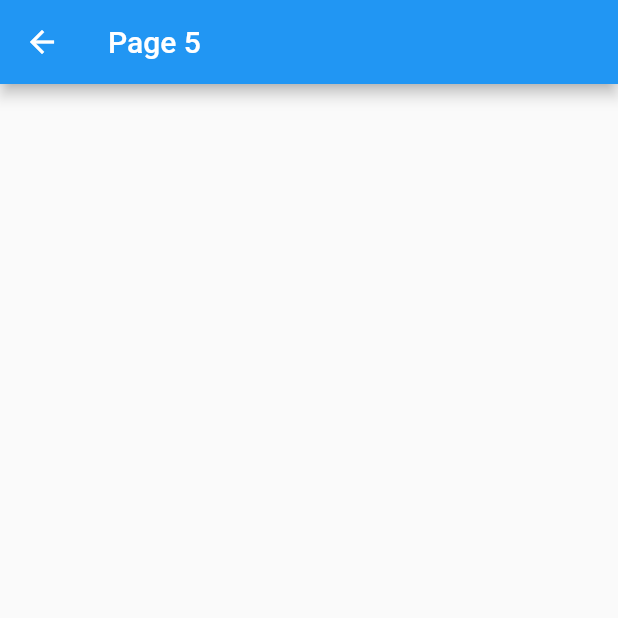
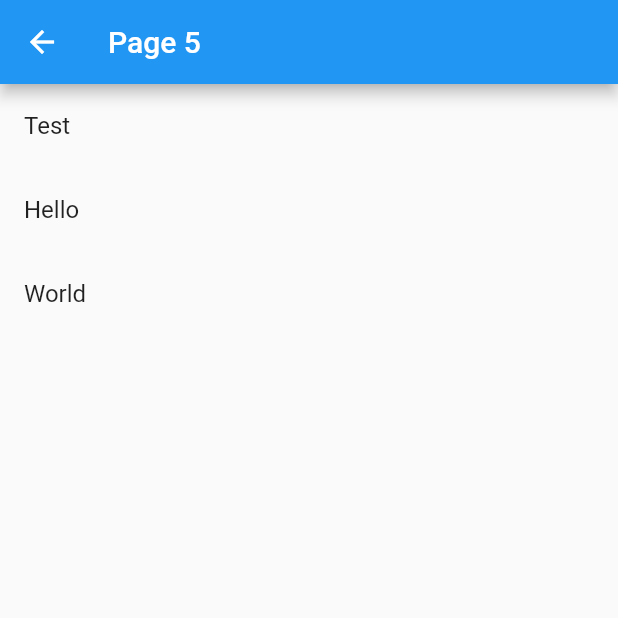
Before and after one commit to rodydavis/plugins, a Flutter app: the Page5 screen opened directly, on a phone screen of 412 x 824 dp, the top half of it. Run offline on Flutter 3.47's test engine with Material 2 defaults, Android fonts, the phone set to English and light mode, and no system bars; drawn by our look-alikes of flutter_platform_widgets; our stand-ins replace flutter_slidable, flutter_sticky_header, font_awesome_flutter, package_info, shared_preferences; missing offline and left inert: tonic; accounts and stored records are empty.

Commit message:
Master Detail Starter

```diff
--- a/packages/native_widgets/example/lib/screens/page_5.dart
+++ b/packages/native_widgets/example/lib/screens/page_5.dart
@@ -2,10 +2,19 @@ import 'package:native_widgets/native_widgets.dart';
 import 'package:flutter/material.dart';
 import 'details/details_1.dart';
 
-class Page5 extends StatelessWidget {
+class Page5 extends StatefulWidget {
+  @override
+  Page5State createState() {
+    return new Page5State();
+  }
+}
+
+class Page5State extends State<Page5> {
+  List<String> _items = ["Test", "Hello", "World"];
+  String _selectedItem = "";
   @override
   Widget build(BuildContext context) {
-    return Scaffold(
+    return NativeMasterDetailScaffold(
       appBar: NativeAppBar(
         title: Text("Page 5"),
         ios: CupertinoNavigationBarData(
@@ -13,6 +22,41 @@ class Page5 extends StatelessWidget {
           transitionBetweenRoutes: false,
         ),
       ),
+      detailBuilder: (context, item, tablet) {
+        if (item == null) {
+          return Center(
+            child: Text("No Item Selected"),
+          );
+        }
+        final String _item = item;
+        return Scaffold(
+          appBar: tablet
+              ? null
+              : NativeAppBar(
+                  title: Text("Details"),
+                  ios: CupertinoNavigationBarData(
+                    heroTag: "Details",
+                    transitionBetweenRoutes: false,
+                  ),
+                ),
+          body: Center(
+            child: Text(_item),
+          ),
+        );
+      },
+      selectedItem: _selectedItem,
+      itemSelected: (value) {
+        setState(() {
+          _selectedItem = value;
+        });
+      },
+      itemBuilder: (BuildContext context, int index) {
+        final _item = _items[index];
+        return ListTile(
+          title: Text(_item),
+        );
+      },
+      items: _items,
     );
   }
 }
--- a/packages/native_widgets/lib/native_widgets.dart
+++ b/packages/native_widgets/lib/native_widgets.dart
@@ -18,6 +18,7 @@ import 'common/common_tiles/phone_tile.dart';
 import 'common/search/cupertino_search_bar.dart';
 import 'common/search/material_search_bar.dart';
 import 'scaffold/ios_controllers/table_view_controller/controller.dart';
+import 'scaffold/ios_controllers/master_detail_controller/controller.dart';
 
 export 'package:flutter/cupertino.dart';
 export 'package:flutter_platform_widgets/flutter_platform_widgets.dart';
@@ -49,3 +50,4 @@ part 'tabs/top_navigation.dart';
 part 'toolbar/bottom_toolbar.dart';
 part 'utils/platform_switch.dart';
 part 'layout/device_class.dart';
+part 'scaffold/master_detail_scaffold.dart';
--- /dev/null
+++ b/packages/native_widgets/lib/scaffold/ios_controllers/master_detail_controller/controller.dart
@@ -0,0 +1,128 @@
+import 'package:native_widgets/native_widgets.dart';
+import 'package:flutter/material.dart';
+import 'package:flutter/cupertino.dart';
+
+typedef ItemWidgetBuilder = Widget Function(
+    BuildContext context, dynamic item, bool tablet);
+typedef IndexedWidgetBuilder = Widget Function(BuildContext context, int index);
+
+class CupertinoMasterDetailController extends StatelessWidget {
+  final ItemWidgetBuilder detailBuilder;
+  final IndexedWidgetBuilder itemBuilder;
+  final Widget onNull, onEmpty;
+  final dynamic selectedItem;
+  final ValueChanged<dynamic> itemSelected;
+  final List<dynamic> items;
+  final NativeAppBar appBar;
+
+  CupertinoMasterDetailController({
+    @required this.detailBuilder,
+    @required this.selectedItem,
+    @required this.itemSelected,
+    @required this.itemBuilder,
+    @required this.items,
+    this.appBar,
+    this.onNull,
+    this.onEmpty,
+  });
+
+  Widget _buildMobileLayout(BuildContext context) {
+    return Scaffold(
+      appBar: appBar,
+      body: _ItemListing(
+        onEmpty: onEmpty,
+        onNull: onNull,
+        itemBuilder: itemBuilder,
+        items: items,
+        selectedItem: selectedItem,
+        itemSelectedCallback: (item) {
+          Navigator.push(
+            context,
+            MaterialPageRoute(
+                builder: (context) => detailBuilder(context, item, false)),
+          );
+        },
+      ),
+    );
+  }
+
+  Widget _buildTabletLayout(BuildContext context) {
+    return Row(
+      children: <Widget>[
+        Flexible(
+          flex: 2,
+          child: Scaffold(
+            appBar: appBar,
+            body: _ItemListing(
+              onEmpty: onEmpty,
+              onNull: onNull,
+              itemBuilder: itemBuilder,
+              items: items,
+              selectedItem: selectedItem,
+              itemSelectedCallback: itemSelected,
+            ),
+          ),
+        ),
+        Container(
+          width: 1.0,
+          color: Colors.grey[300],
+        ),
+        Flexible(
+          flex: 3,
+          child: detailBuilder(context, selectedItem, true),
+        ),
+      ],
+    );
+  }
+
+  @override
+  Widget build(BuildContext context) {
+    var shortestSide = MediaQuery.of(context).size.shortestSide;
+    final bool useMobileLayout = shortestSide < 600;
+
+    if (useMobileLayout) {
+      return _buildMobileLayout(context);
+    }
+
+    return _buildTabletLayout(context);
+  }
+}
+
+class _ItemListing extends StatelessWidget {
+  _ItemListing({
+    @required this.itemSelectedCallback,
+    this.selectedItem,
+    this.itemBuilder,
+    this.items,
+    this.onNull,
+    this.onEmpty,
+  });
+
+  final ValueChanged<dynamic> itemSelectedCallback;
+  final dynamic selectedItem;
+  final IndexedWidgetBuilder itemBuilder;
+  final List<dynamic> items;
+  final Widget onNull, onEmpty;
+
+  @override
+  Widget build(BuildContext context) {
+    if (items == null) {
+      return onNull ?? Center(child: CircularProgressIndicator());
+    }
+
+    if (items.isEmpty) {
+      return onEmpty ?? Center(child: Text("No Items Found"));
+    }
+
+    return ListView.builder(
+      itemCount: items.length,
+      itemBuilder: (BuildContext context, int index) {
+        final _child = itemBuilder(context, index);
+        return GestureDetector(
+          onTap: () => itemSelectedCallback(items[index]),
+          child: _child,
+        );
+      },
+    );
+  }
+}
--- /dev/null
+++ b/packages/native_widgets/lib/scaffold/master_detail_scaffold.dart
@@ -0,0 +1,34 @@
+part of native_widgets;
+
+class NativeMasterDetailScaffold extends StatelessWidget {
+  final ItemWidgetBuilder detailBuilder;
+  final IndexedWidgetBuilder itemBuilder;
+  final Widget onNull, onEmpty;
+  final dynamic selectedItem;
+  final ValueChanged<dynamic> itemSelected;
+  final List<dynamic> items;
+  final NativeAppBar appBar;
+
+  NativeMasterDetailScaffold({
+    @required this.detailBuilder,
+    @required this.selectedItem,
+    @required this.itemSelected,
+    @required this.itemBuilder,
+    this.onNull,
+    this.onEmpty,
+    this.items,
+    this.appBar,
+  });
+
+  @override
+  Widget build(BuildContext context) {
+    return CupertinoMasterDetailController(
+      detailBuilder: detailBuilder,
+      selectedItem: selectedItem,
+      itemBuilder: itemBuilder,
+      items: items,
+      itemSelected: itemSelected,
+      appBar: appBar,
+    );
+  }
+}
```
Also changed, not shown: packages/native_widgets/lib/utils/data_table.dart (added, +229 -0 lines), packages/native_widgets/lib/scaffold/ios_controllers/master_detail_controller.dart (deleted), 1 other file.
